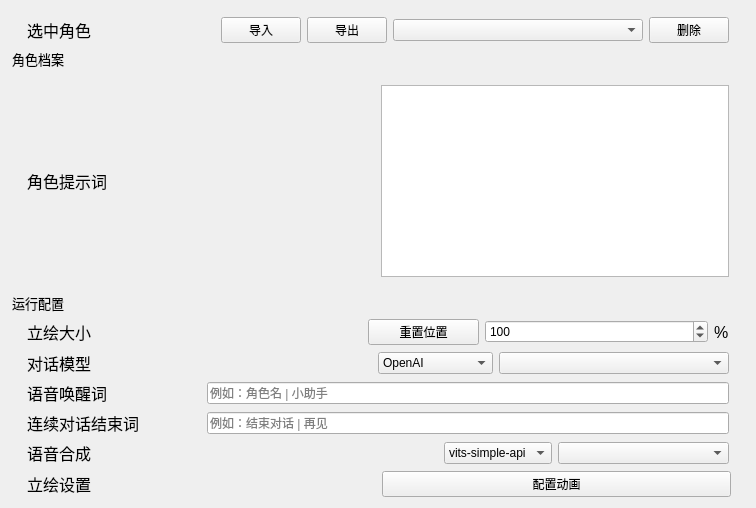
Qt form windows/setting/child/settingchild_char.ui (Zao-chen/ZcChat2) before a commit.
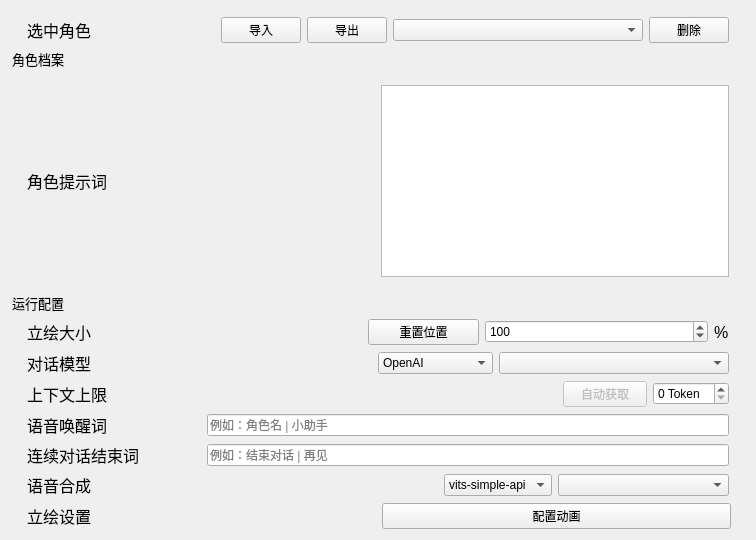
The same form after that commit. Custom widgets are drawn as their Qt base class.

Commit message: feat: 添加上下文用量统计与上限识别

Diff of the .ui file:
```diff
--- a/windows/setting/child/settingchild_char.ui
+++ b/windows/setting/child/settingchild_char.ui
@@ -321,6 +321,81 @@
          </layout>
        </widget>
        </item>
+       <item>
+        <widget class="ElaScrollPageArea" name="widget_ContextTokenLimit" native="true">
+         <property name="toolTip">
+          <string>所选模型的上下文窗口大小，用于估算当前对话剩余 Token；不会自动删除历史，实际用量以模型服务商为准</string>
+         </property>
+         <layout class="QHBoxLayout" name="horizontalLayout_ContextTokenLimit" stretch="1,1,0,0">
+          <property name="leftMargin">
+           <number>15</number>
+          </property>
+          <property name="topMargin">
+           <number>0</number>
+          </property>
+          <property name="rightMargin">
+           <number>15</number>
+          </property>
+          <property name="bottomMargin">
+           <number>0</number>
+          </property>
+          <item>
+           <widget class="ElaText" name="label_ContextTokenLimit">
+            <property name="font">
+             <font>
+              <pointsize>12</pointsize>
+             </font>
+            </property>
+            <property name="text">
+             <string>上下文上限</string>
+            </property>
+           </widget>
+          </item>
+          <item>
+           <spacer name="horizontalSpacer_ContextTokenLimit">
+            <property name="orientation">
+             <enum>Qt::Orientation::Horizontal</enum>
+            </property>
+            <property name="sizeHint" stdset="0">
+             <size>
+              <width>40</width>
+              <height>20</height>
+             </size>
+            </property>
+           </spacer>
+          </item>
+          <item>
+           <widget class="ElaPushButton" name="pushButton_AutoContextTokenLimit">
+            <property name="enabled">
+             <bool>false</bool>
+            </property>
+            <property name="minimumSize">
+             <size>
+              <width>84</width>
+              <height>0</height>
+             </size>
+            </property>
+            <property name="toolTip">
+             <string>根据当前服务商和模型名称从 Models.dev 重新获取上下文上限</string>
+            </property>
+            <property name="text">
+             <string>自动获取</string>
+            </property>
+           </widget>
+          </item>
+          <item>
+           <widget class="ElaSpinBox" name="spinBox_ContextTokenLimit">
+            <property name="toolTip">
+             <string>所选模型的上下文窗口大小</string>
+            </property>
+            <property name="suffix">
+             <string> Token</string>
+            </property>
+           </widget>
+          </item>
+         </layout>
+        </widget>
+       </item>
        <item>
         <widget class="ElaScrollPageArea" name="widget_SpeechWakeWords" native="true">
          <property name="toolTip">
```
The commit also changes 15 other files.
